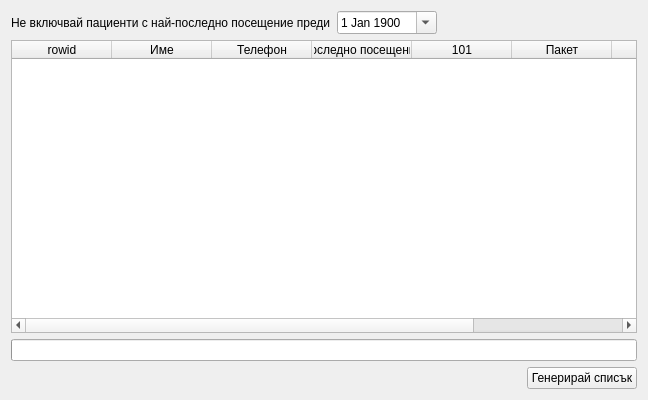
This is src/View/Widgets/UnusedPackageView.ui in thefinalcutbg/DinoDent as Qt 5 draws it before an edit. The edited form follows.
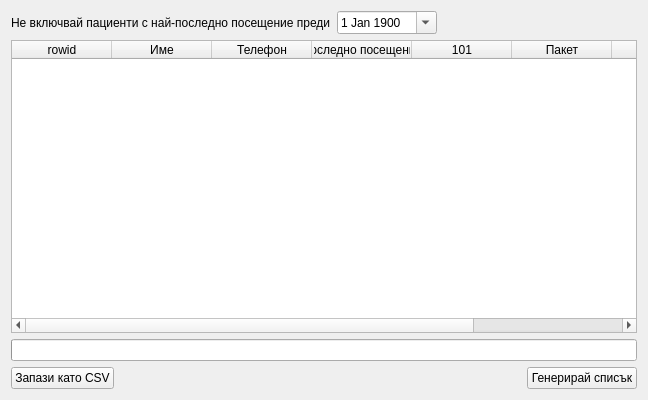
This is the edited form. Custom widgets are drawn as their Qt base class.

Commit message: csv export added

```diff
--- a/src/View/Widgets/UnusedPackageView.ui
+++ b/src/View/Widgets/UnusedPackageView.ui
@@ -164,6 +164,13 @@
    </item>
    <item>
     <layout class="QHBoxLayout" name="horizontalLayout">
+     <item>
+      <widget class="QPushButton" name="csvButton">
+       <property name="text">
+        <string>Запази като CSV</string>
+       </property>
+      </widget>
+     </item>
      <item>
       <spacer name="horizontalSpacer_2">
        <property name="orientation">
```
Left out of the diff: 2 changed lines with no effect on the pictures. The commit also changes 2 other files.
